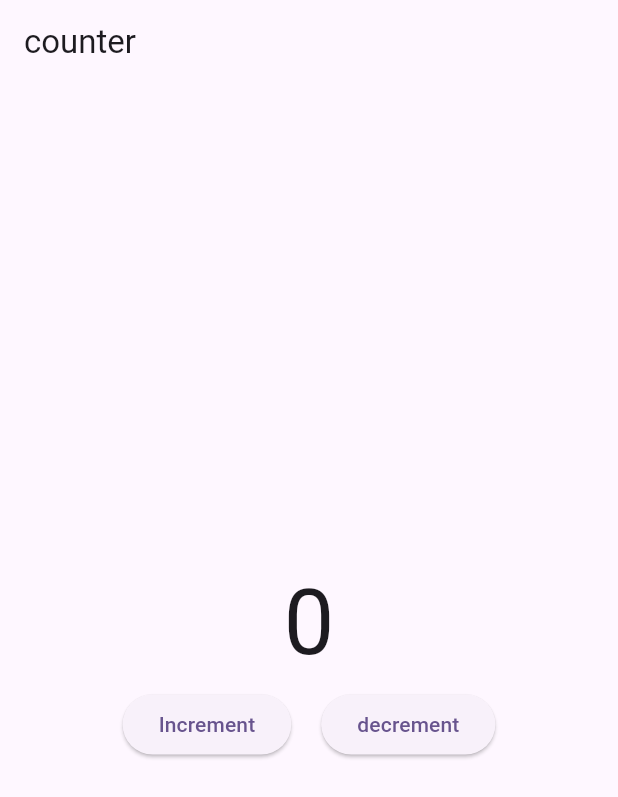
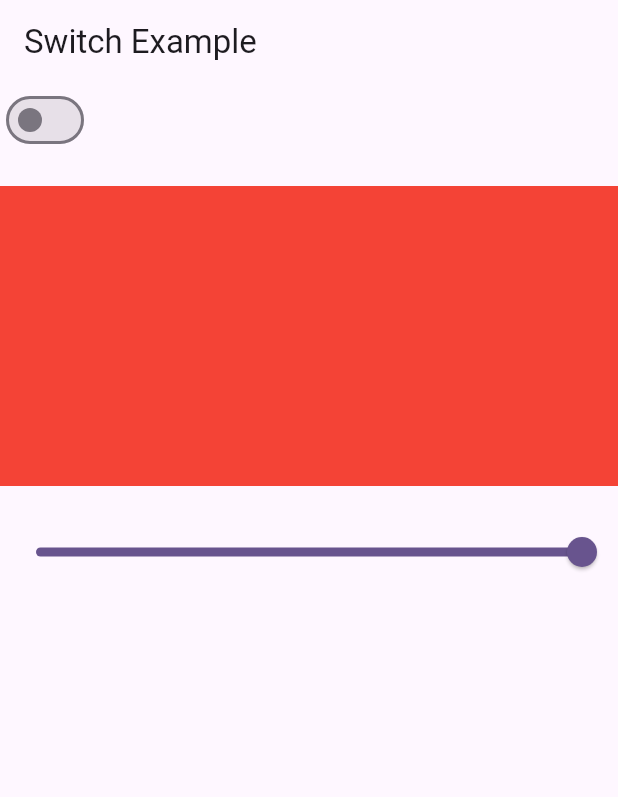
Before and after one commit to sarahpng/bloc_practice, a Flutter app: the screen it shows after launch, on a phone screen of 412 x 824 dp. Shown: the top 797 px of the screen. Run offline on Flutter 3.47's test engine with Material 3 defaults, Android fonts, the phone set to English and light mode, and no system bars; our stand-ins replace bloc, equatable, flutter_bloc.

Commit message:
switch example

```diff
--- /dev/null
+++ b/lib/bloc/switch/switch_bloc.dart
@@ -0,0 +1,21 @@
+import 'package:bloc_practice/bloc/switch/switch_event.dart';
+import 'package:bloc_practice/bloc/switch/switch_state.dart';
+import 'package:flutter_bloc/flutter_bloc.dart';
+
+class SwitchBloc extends Bloc<SwitchEvent, SwitchState> {
+  SwitchBloc() : super(SwitchState()) {
+    on<EnableOrDisableNotifications>(_enableOrDisableNotifications);
+    on<SliderEvent>(_sliderEvent);
+  }
+
+  void _enableOrDisableNotifications(
+    EnableOrDisableNotifications event,
+    Emitter<SwitchState> emit,
+  ) {
+    emit(state.copyWith(isSwitch: !state.isSwitch));
+  }
+
+  void _sliderEvent(SliderEvent event, Emitter<SwitchState> emit) {
+    emit(state.copyWith(slider: event.slider));
+  }
+}
--- /dev/null
+++ b/lib/bloc/switch/switch_event.dart
@@ -0,0 +1,18 @@
+import 'package:equatable/equatable.dart';
+
+abstract class SwitchEvent extends Equatable {
+  const SwitchEvent();
+
+  @override
+  List<Object?> get props => [];
+}
+
+class EnableOrDisableNotifications extends SwitchEvent {}
+
+class SliderEvent extends SwitchEvent {
+  final double slider;
+  const SliderEvent({required this.slider});
+
+  @override
+  List<Object?> get props => [slider];
+}
--- /dev/null
+++ b/lib/bloc/switch/switch_state.dart
@@ -0,0 +1,18 @@
+import 'package:equatable/equatable.dart';
+
+class SwitchState extends Equatable {
+  final bool isSwitch;
+  final double slider;
+
+  const SwitchState({this.isSwitch = false, this.slider = 1.0});
+
+  SwitchState copyWith({bool? isSwitch, double? slider}) {
+    return SwitchState(
+      isSwitch: isSwitch ?? this.isSwitch,
+      slider: slider ?? this.slider,
+    );
+  }
+
+  @override
+  List<Object?> get props => [isSwitch, slider];
+}
--- a/lib/main.dart
+++ b/lib/main.dart
@@ -1,5 +1,7 @@
 import 'package:bloc_practice/bloc/counter/counter_bloc.dart';
-import 'package:bloc_practice/screens/counter_screen.dart';
+import 'package:bloc_practice/bloc/switch/switch_bloc.dart';
+import 'package:bloc_practice/screens/counter/counter_screen.dart';
+import 'package:bloc_practice/screens/switch_example/switch_example_screen.dart';
 import 'package:flutter/material.dart';
 import 'package:flutter_bloc/flutter_bloc.dart';
 
@@ -13,14 +15,18 @@ class MyApp extends StatelessWidget {
   // This widget is the root of your application.
   @override
   Widget build(BuildContext context) {
-    return BlocProvider(
-      create: (_) => CounterBloc(),
+    return MultiBlocProvider(
+      providers: [
+        BlocProvider(create: (_) => CounterBloc()),
+        BlocProvider(create: (_) => SwitchBloc()),
+      ],
       child: MaterialApp(
         title: 'Flutter Demo',
         theme: ThemeData(
           colorScheme: ColorScheme.fromSeed(seedColor: Colors.deepPurple),
         ),
-        home: const CounterScreen(),
+        // home: const CounterScreen(),
+        home: const SwitchExampleScreen(),
       ),
     );
   }
--- /dev/null
+++ b/lib/screens/switch_example/switch_example_screen.dart
@@ -0,0 +1,65 @@
+import 'package:bloc_practice/bloc/switch/switch_bloc.dart';
+import 'package:bloc_practice/bloc/switch/switch_event.dart';
+import 'package:bloc_practice/bloc/switch/switch_state.dart';
+import 'package:flutter/material.dart';
+import 'package:flutter_bloc/flutter_bloc.dart';
+
+class SwitchExampleScreen extends StatefulWidget {
+  const SwitchExampleScreen({super.key});
+
+  @override
+  State<SwitchExampleScreen> createState() => _SwitchExampleScreenState();
+}
+
+class _SwitchExampleScreenState extends State<SwitchExampleScreen> {
+  @override
+  Widget build(BuildContext context) {
+    return Scaffold(
+      appBar: AppBar(title: Text('Switch Example')),
+      body: Column(
+        crossAxisAlignment: CrossAxisAlignment.start,
+        children: [
+          BlocBuilder<SwitchBloc, SwitchState>(
+            buildWhen:
+                (previous, current) => previous.isSwitch != current.isSwitch,
+            builder: (context, state) {
+              return Switch(
+                value: state.isSwitch,
+                onChanged: (value) {
+                  context.read<SwitchBloc>().add(
+                    EnableOrDisableNotifications(),
+                  );
+                },
+              );
+            },
+          ),
+          SizedBox(height: 20),
+
+          BlocBuilder<SwitchBloc, SwitchState>(
+            buildWhen: (previous, current) => previous.slider != current.slider,
+            builder: (context, state) {
+              return Container(
+                height: 200,
+                color: Colors.red.withOpacity(state.slider),
+              );
+            },
+          ),
+
+          SizedBox(height: 20),
+
+          BlocBuilder<SwitchBloc, SwitchState>(
+            buildWhen: (previous, current) => previous.slider != current.slider,
+            builder: (context, state) {
+              return Slider(
+                value: state.slider,
+                onChanged: (value) {
+                  context.read<SwitchBloc>().add(SliderEvent(slider: value));
+                },
+              );
+            },
+          ),
+        ],
+      ),
+    );
+  }
+}
```
Also changed, not shown: lib/screens/counter/counter_screen.dart (renamed from lib/screens/counter_screen.dart).
